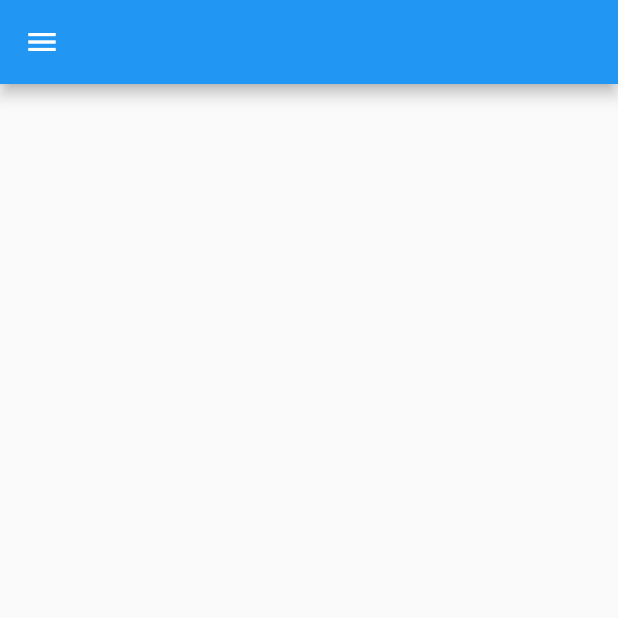
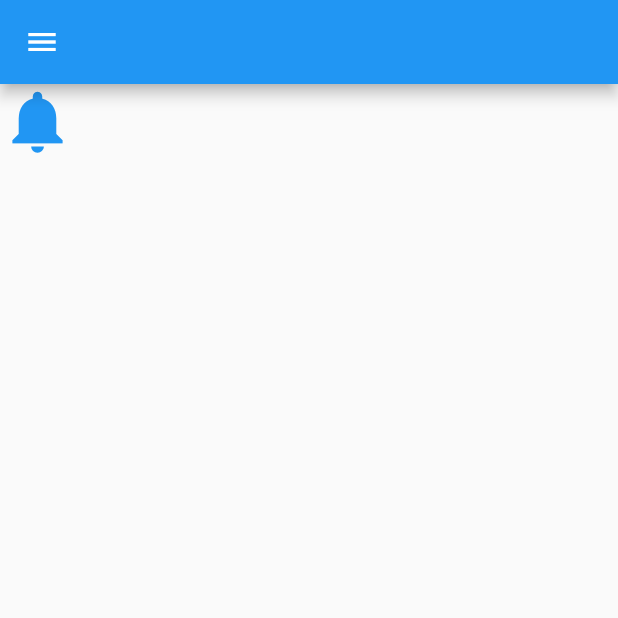
Before and after one commit to wejden7/Flutter_Tutorial, a Flutter app: the screen it shows after launch, on a phone screen of 412 x 824 dp, the top half of it. Run offline on Flutter 3.47's test engine with Material 2 defaults, Android fonts, the phone set to English and light mode, and no system bars.

Commit message:
Widget
Icon

```diff
--- a/lib/main.dart
+++ b/lib/main.dart
@@ -12,7 +12,9 @@ class MyApp extends StatelessWidget {
         home: Scaffold(
           appBar: AppBar(),
           drawer: Drawer(),
-          body: Container(),
+          body: Container(
+            child: Icon(Icons.notifications, size: 50, color: Colors.blue),
+          ),
         ));
   }
 }
```
